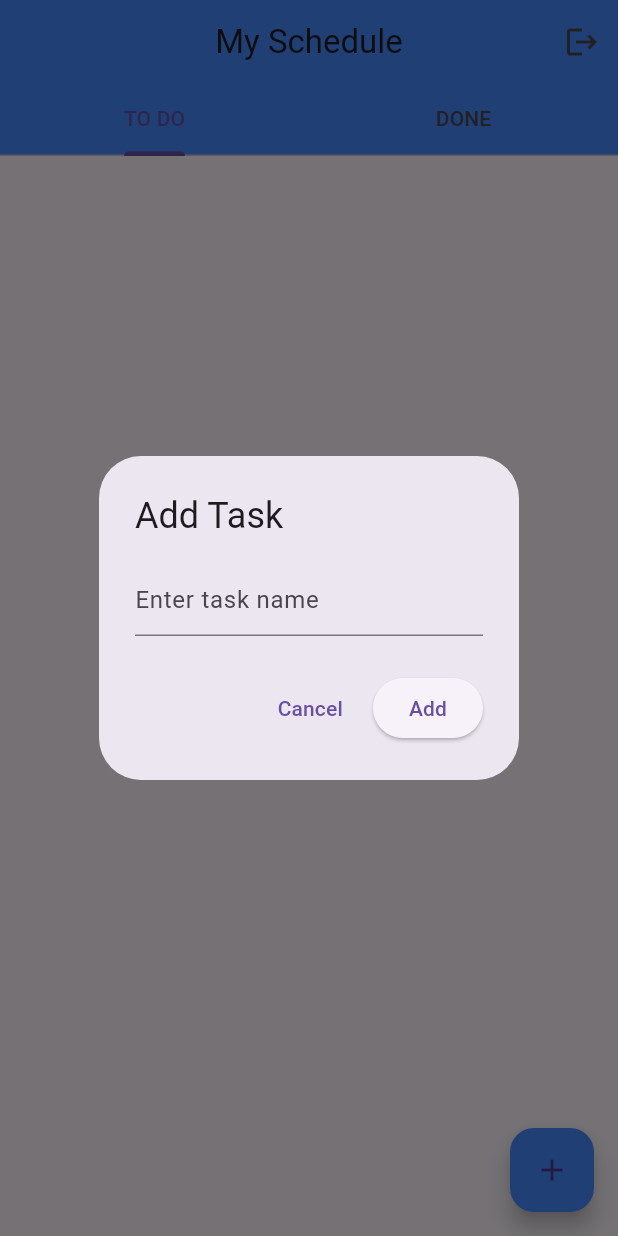
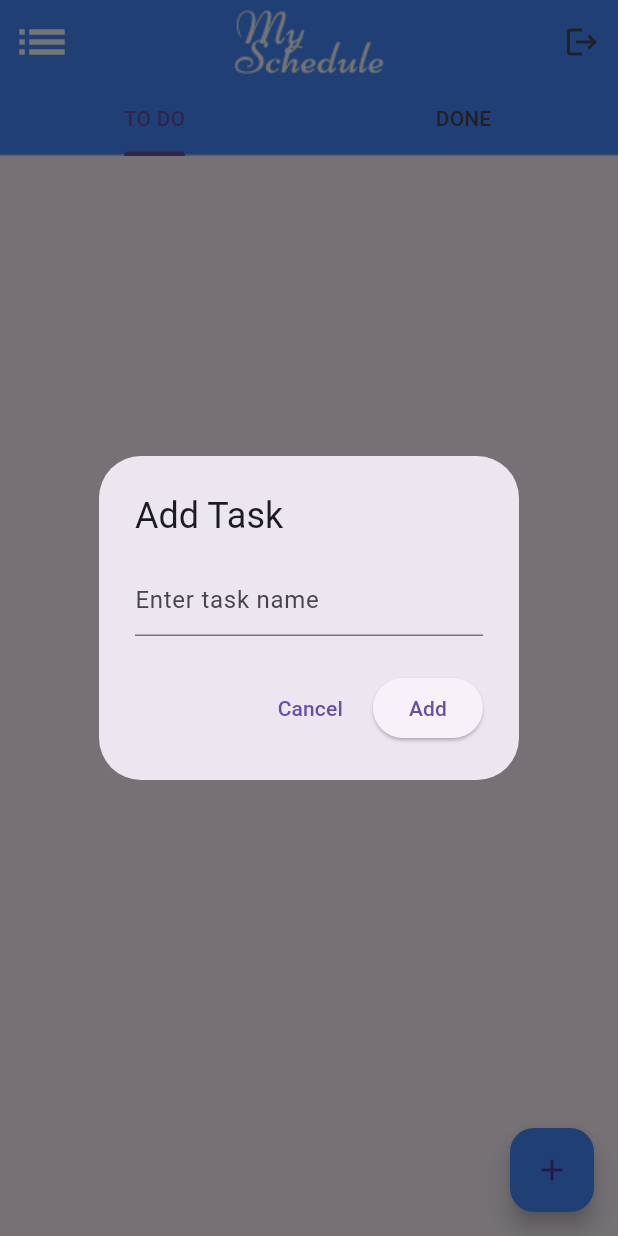
Before and after one commit to Rnddev1983/app_todo_a3, a Flutter app: the screen it shows once a user with an empty profile is signed in, after a tap on the "add" icon, on a phone screen of 412 x 824 dp. Run offline on Flutter 3.47's test engine with Material 3 defaults, Android fonts, the phone set to English and light mode, and no system bars; our stand-ins replace firebase_auth, firebase_core, flutter_local_notifications, flutter_timezone, sqflite, timezone; accounts and stored records are empty; generated files the repository leaves out were written again; Roboto replaces fonts that are missing (Cursive).

Commit message:
feat: update task model and integrate SQLite for task management

```diff
--- a/lib/models/tasks.dart
+++ b/lib/models/tasks.dart
@@ -1,9 +1,9 @@
 class Tasks {
-  final int id;
-  final String title;
-  final String description;
-  final bool isDone;
-  final String data;
+  int? id;
+  String title;
+  String description;
+  bool isDone;
+  String data;
 
   Tasks({
     required this.id,
--- a/lib/views/task_page.dart
+++ b/lib/views/task_page.dart
@@ -1,6 +1,8 @@
 import 'package:flutter/material.dart';
 import 'package:todo_list/configs/routes_config.dart';
+import 'package:todo_list/models/tasks.dart';
 import 'package:todo_list/services/firebase_auth.dart';
+import 'package:todo_list/services/sqlite_service.dart';
 
 void main() => runApp(const TaskPage());
 
@@ -31,14 +33,26 @@ class _MySchedulePageState extends State<MySchedulePage>
     with SingleTickerProviderStateMixin {
   late TabController _tabController;
 
+  SQLiteService sqliteService = SQLiteService();
+
   // Listas de tarefas
-  List<String> todoTasks = [];
-  List<String> doneTasks = [];
+  List<Tasks> todoTasks = [];
+  List<Tasks> doneTasks = [];
 
   @override
   void initState() {
     super.initState();
     _tabController = TabController(length: 2, vsync: this);
+    _setListTasks();
+  }
+
+  void _setListTasks() {
+    sqliteService.tasks().then((tasks) {
+      setState(() {
+        todoTasks = tasks.where((task) => !task.isDone).toList();
+        doneTasks = tasks.where((task) => task.isDone).toList();
+      });
+    });
   }
 
   @override
@@ -48,18 +62,24 @@ class _MySchedulePageState extends State<MySchedulePage>
   }
 
   // Adiciona uma nova tarefa
-  void _addTask(String task) {
-    if (task.isNotEmpty) {
-      setState(() {
-        todoTasks.add(task);
-      });
-    }
+  void _addTask(Tasks task) {
+    setState(() {
+      // todoTasks.add(task);
+      sqliteService.insertTask(task);
+    });
   }
 
   // Move uma tarefa para "DONE"
   void _markAsDone(int index) {
     setState(() {
-      String completedTask = todoTasks.removeAt(index);
+      try {
+        Tasks completedTask = todoTasks[index];
+        completedTask.isDone = true;
+        sqliteService.updateTask(completedTask);
+      } catch (e) {
+        print(e);
+      }
+      Tasks completedTask = todoTasks.removeAt(index);
       doneTasks.add(completedTask);
     });
   }
@@ -84,7 +104,16 @@ class _MySchedulePageState extends State<MySchedulePage>
             ),
             ElevatedButton(
               onPressed: () {
-                _addTask(taskController.text);
+                Tasks task = Tasks(
+                  id: null,
+                  title: taskController.text,
+                  isDone: false,
+                  description: 'Teste de descricao',
+                  data: DateTime.now().timeZoneName,
+                );
+                setState(() {
+                  _addTask(task);
+                });
                 Navigator.of(context).pop();
               },
               child: const Text("Add"),
@@ -100,9 +129,9 @@ class _MySchedulePageState extends State<MySchedulePage>
     return Scaffold(
       appBar: AppBar(
         backgroundColor: Colors.blueAccent,
-        title: const Text(
-          "My Schedule",
-          style: TextStyle(fontFamily: "Cursive"),
+        title: Image.asset(
+          'assets/images/my_schedule_white.png',
+          width: 100,
         ),
         // Botão de logout
         actions: [
@@ -115,6 +144,10 @@ class _MySchedulePageState extends State<MySchedulePage>
             },
           ),
         ],
+        leading: IconButton(
+          icon: const Icon(Icons.list, color: Colors.white, size: 40),
+          onPressed: () {},
+        ),
         centerTitle: true,
         bottom: TabBar(
           controller: _tabController,
@@ -135,7 +168,7 @@ class _MySchedulePageState extends State<MySchedulePage>
                 margin: const EdgeInsets.symmetric(vertical: 8, horizontal: 16),
                 child: ListTile(
                   leading: const Icon(Icons.task_alt, color: Colors.blueAccent),
-                  title: Text(todoTasks[index]),
+                  title: Text(todoTasks[index].title),
                   trailing: IconButton(
                     icon: const Icon(Icons.check, color: Colors.green),
                     onPressed: () => _markAsDone(index),
@@ -153,7 +186,7 @@ class _MySchedulePageState extends State<MySchedulePage>
                 child: ListTile(
                   leading: const Icon(Icons.done, color: Colors.green),
                   title: Text(
-                    doneTasks[index],
+                    doneTasks[index].title,
                     style:
                         const TextStyle(decoration: TextDecoration.lineThrough),
                   ),
--- a/pubspec.yaml
+++ b/pubspec.yaml
@@ -71,6 +71,7 @@ flutter:
   # To add assets to your application, add an assets section, like this:
   assets:
     - assets/images/my_schedule.png
+    - assets/images/my_schedule_white.png
 
   # An image asset can refer to one or more resolution-specific "variants", see
   # https://flutter.dev/to/resolution-aware-images
```
Also changed, not shown: assets/images/my_schedule_white.png (added).
